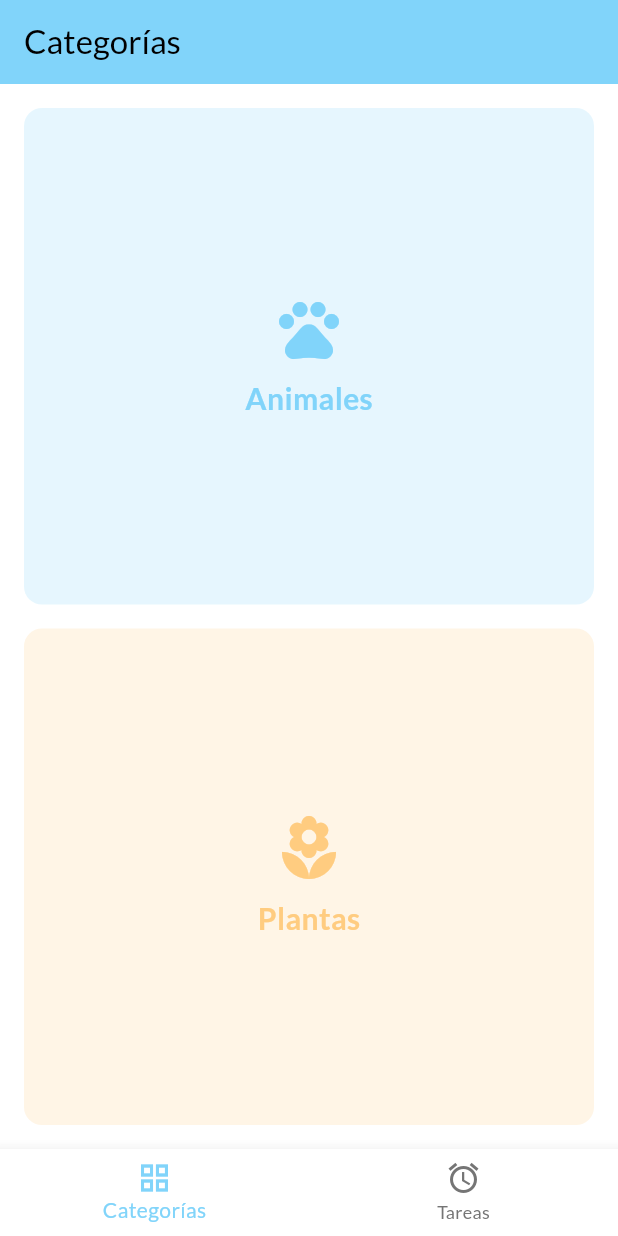
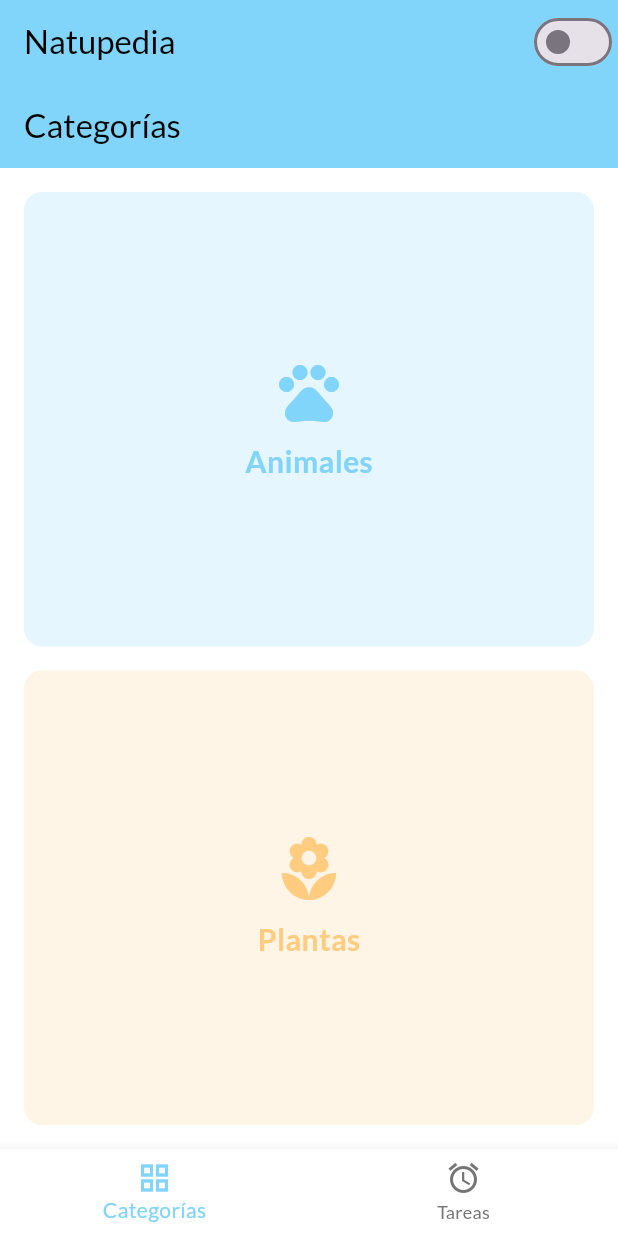
Before and after one commit to AndresPab/NatupediaPre, a Flutter app: the screen it shows after launch, on a phone screen of 412 x 824 dp. Run offline on Flutter 3.47's test engine with Material 3 defaults, Android fonts, the light colour scheme and no system bars; our stand-ins replace google_fonts, hive, hive_flutter; accounts and stored records are empty.

Commit message:
se añadio el modo oscuro y se corrigieron ciertas cosas

```diff
--- a/lib/main.dart
+++ b/lib/main.dart
@@ -7,8 +7,11 @@ import 'package:hive_flutter/hive_flutter.dart';
 import 'models/especie.dart';
 import 'models/reminder.dart';
 import 'services/seed_service.dart';
-import 'ui/splash_screen.dart';    // ← Asegúrate de que esta línea esté presente
-// import 'ui/root_screen.dart';  // ya no es el home directo
+import 'ui/splash_screen.dart';
+
+/// ValueNotifier global que expone el ThemeMode activo.
+final ValueNotifier<ThemeMode> themeNotifier =
+    ValueNotifier(ThemeMode.light);
 
 Future<void> main() async {
   WidgetsFlutterBinding.ensureInitialized();
@@ -17,7 +20,7 @@ Future<void> main() async {
   Hive.registerAdapter(EspecieAdapter());
   Hive.registerAdapter(ReminderAdapter());
 
-  await Hive.openBox<Especie>('especiesbox');
+  await Hive.openBox<Especie>('especiesBox');
   await Hive.openBox<Reminder>('remindersBox');
 
   await SeedService().seed();
@@ -27,53 +30,94 @@ Future<void> main() async {
 class MyApp extends StatelessWidget {
   const MyApp({super.key});
 
-  static const Color pastelOrange = Color(0xFFFFCC80);
-  static const Color pastelBlue   = Color(0xFF81D4FA);
-
-  @override
-  Widget build(BuildContext context) {
-    final base = ThemeData.light();
-    return MaterialApp(
-      title: 'Natupedia',
-      debugShowCheckedModeBanner: false,
-      theme: base.copyWith(
-        colorScheme: base.colorScheme
-            .copyWith(primary: pastelBlue, secondary: pastelOrange),
+  // Define aquí tu paleta clara y oscura
+  static final ThemeData lightTheme = ThemeData.light().copyWith(
+    colorScheme: ThemeData.light().colorScheme
+      .copyWith(primary: const Color(0xFF81D4FA), secondary: const Color(0xFFFFCC80)),
     scaffoldBackgroundColor: Colors.white,
-        textTheme: GoogleFonts.latoTextTheme(base.textTheme),
-        appBarTheme: AppBarTheme(
-          backgroundColor: pastelBlue,
+    textTheme: GoogleFonts.latoTextTheme(ThemeData.light().textTheme),
+    appBarTheme: const AppBarTheme(
+      backgroundColor: Color(0xFF81D4FA),
       foregroundColor: Colors.black,
       elevation: 0,
     ),
     bottomNavigationBarTheme: BottomNavigationBarThemeData(
       backgroundColor: Colors.white,
-          selectedItemColor: pastelBlue,
+      selectedItemColor: const Color(0xFF81D4FA),
       unselectedItemColor: Colors.grey.shade600,
     ),
     elevatedButtonTheme: ElevatedButtonThemeData(
       style: ElevatedButton.styleFrom(
-            backgroundColor: pastelOrange,
+        backgroundColor: const Color(0xFFFFCC80),
         foregroundColor: Colors.black,
-            shape: RoundedRectangleBorder(
-              borderRadius: BorderRadius.circular(8),
-            ),
+        shape: RoundedRectangleBorder(borderRadius: BorderRadius.circular(8)),
       ),
     ),
     outlinedButtonTheme: OutlinedButtonThemeData(
       style: OutlinedButton.styleFrom(
-            foregroundColor: pastelBlue,
-            side: BorderSide(color: pastelBlue),
+        foregroundColor: const Color(0xFF81D4FA),
+        side: const BorderSide(color: Color(0xFF81D4FA)),
       ),
     ),
     inputDecorationTheme: InputDecorationTheme(
       border: const OutlineInputBorder(),
       focusedBorder: OutlineInputBorder(
-            borderSide: BorderSide(color: pastelBlue),
+        borderSide: BorderSide(color: const Color(0xFF81D4FA)),
       ),
     ),
+  );
+
+  static final ThemeData darkTheme = ThemeData.dark().copyWith(
+    colorScheme: ThemeData.dark().colorScheme
+      .copyWith(primary: const Color(0xFF80CBC4), secondary: const Color(0xFFFFAB91)),
+    scaffoldBackgroundColor: Colors.grey.shade900,
+    textTheme: GoogleFonts.latoTextTheme(ThemeData.dark().textTheme),
+    appBarTheme: const AppBarTheme(
+      backgroundColor: Color(0xFF80CBC4),
+      foregroundColor: Colors.white,
+      elevation: 0,
     ),
-      home: const SplashScreen(),  // ← aquí sí existe SplashScreen
+    bottomNavigationBarTheme: BottomNavigationBarThemeData(
+      backgroundColor: Colors.grey.shade900,
+      selectedItemColor: const Color(0xFF80CBC4),
+      unselectedItemColor: Colors.grey.shade500,
+    ),
+    elevatedButtonTheme: ElevatedButtonThemeData(
+      style: ElevatedButton.styleFrom(
+        backgroundColor: const Color(0xFFFFAB91),
+        foregroundColor: Colors.black,
+        shape: RoundedRectangleBorder(borderRadius: BorderRadius.circular(8)),
+      ),
+    ),
+    outlinedButtonTheme: OutlinedButtonThemeData(
+      style: OutlinedButton.styleFrom(
+        foregroundColor: const Color(0xFF80CBC4),
+        side: const BorderSide(color: Color(0xFF80CBC4)),
+      ),
+    ),
+    inputDecorationTheme: InputDecorationTheme(
+      border: const OutlineInputBorder(),
+      focusedBorder: OutlineInputBorder(
+        borderSide: BorderSide(color: const Color(0xFF80CBC4)),
+      ),
+    ),
+  );
+
+  @override
+  Widget build(BuildContext context) {
+    // Escucha los cambios en ThemeMode
+    return ValueListenableBuilder<ThemeMode>(
+      valueListenable: themeNotifier,
+      builder: (context, currentMode, _) {
+        return MaterialApp(
+          title: 'Natupedia',
+          debugShowCheckedModeBanner: false,
+          theme: lightTheme,
+          darkTheme: darkTheme,
+          themeMode: currentMode,
+          home: const SplashScreen(),
+        );
+      },
     );
   }
 }
--- a/lib/ui/reminder_screen.dart
+++ b/lib/ui/reminder_screen.dart
@@ -106,6 +106,8 @@ class _ReminderScreenState extends State<ReminderScreen>
   Widget build(BuildContext context) {
     super.build(context);
     return Scaffold(
+      // Asegura que el contenido se reajuste cuando aparezca el teclado
+      resizeToAvoidBottomInset: true,
       appBar: AppBar(title: const Text('Recordatorios')),
       body: Padding(
         padding: const EdgeInsets.all(16),
@@ -203,7 +205,10 @@ class _ReminderScreenState extends State<ReminderScreen>
         onPressed: () => setState(() => _showForm = true),
       );
 
-  Widget _buildForm() => Column(
+  Widget _buildForm() {
+    return SingleChildScrollView(
+      padding: const EdgeInsets.all(16),
+      child: Column(
         crossAxisAlignment: CrossAxisAlignment.start,
         children: [
           TextField(
@@ -276,6 +281,10 @@ class _ReminderScreenState extends State<ReminderScreen>
               ),
             ],
           ),
+          // Espacio que ajusta la vista cuando aparece el teclado
+          SizedBox(height: MediaQuery.of(context).viewInsets.bottom),
         ],
-      );
+      ),
+    );
+  }
 }
--- a/lib/ui/root_screen.dart
+++ b/lib/ui/root_screen.dart
@@ -1,7 +1,8 @@
 // lib/ui/root_screen.dart
 
 import 'package:flutter/material.dart';
-import 'category_screen.dart';   // ← Importa tu archivo existente
+import '../main.dart'; // para acceder a themeNotifier
+import 'category_screen.dart';
 import 'reminder_screen.dart';
 
 class RootScreen extends StatefulWidget {
@@ -14,7 +15,6 @@ class RootScreen extends StatefulWidget {
 class _RootScreenState extends State<RootScreen> {
   int _currentIndex = 0;
 
-  // Usa tu CategoryScreen y tu ReminderScreen
   static const List<Widget> _pages = [
     CategoryScreen(),
     ReminderScreen(),
@@ -22,7 +22,23 @@ class _RootScreenState extends State<RootScreen> {
 
   @override
   Widget build(BuildContext context) {
+    final isDark = themeNotifier.value == ThemeMode.dark;
+
     return Scaffold(
+      appBar: AppBar(
+        title: const Text('Natupedia'),
+        actions: [
+          // Switch para alternar claro/oscuro
+          Switch(
+            value: isDark,
+            activeColor: Theme.of(context).colorScheme.secondary,
+            onChanged: (v) {
+              themeNotifier.value =
+                  v ? ThemeMode.dark : ThemeMode.light;
+            },
+          ),
+        ],
+      ),
       body: _pages[_currentIndex],
       bottomNavigationBar: BottomNavigationBar(
         currentIndex: _currentIndex,
```
Lines whose indentation alone changed are shown as unchanged.
